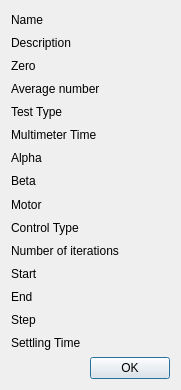
This is measurementdetails.ui in froque/AeroIST as Qt 5 draws it before an edit. The edited form follows.
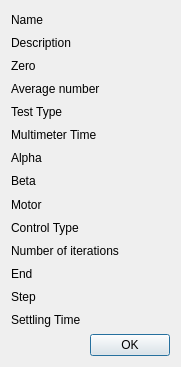
This is the edited form.

Commit message: removed measurements start variable. use the start_hash variable and control this implies some changes to measurements UI's and xml schema

Diff of the .ui file:
```diff
--- a/measurementdetails.ui
+++ b/measurementdetails.ui
@@ -7,7 +7,7 @@
     <x>0</x>
     <y>0</y>
     <width>181</width>
-    <height>390</height>
+    <height>367</height>
    </rect>
   </property>
   <property name="windowTitle">
@@ -28,7 +28,7 @@
      </property>
     </widget>
    </item>
-   <item row="16" column="0" colspan="3">
+   <item row="15" column="0" colspan="3">
     <widget class="QDialogButtonBox" name="buttonBox">
      <property name="orientation">
       <enum>Qt::Horizontal</enum>
@@ -81,20 +81,13 @@
     </widget>
    </item>
    <item row="11" column="0">
-    <widget class="QLabel" name="labelViewStart">
-     <property name="text">
-      <string>Start</string>
-     </property>
-    </widget>
-   </item>
-   <item row="12" column="0">
     <widget class="QLabel" name="labelViewEnd">
      <property name="text">
       <string>End</string>
      </property>
     </widget>
    </item>
-   <item row="13" column="0">
+   <item row="12" column="0">
     <widget class="QLabel" name="labelViewStep">
      <property name="text">
       <string>Step</string>
@@ -102,34 +95,27 @@
     </widget>
    </item>
    <item row="11" column="1">
-    <widget class="QLabel" name="labelStart">
-     <property name="text">
-      <string/>
-     </property>
-    </widget>
-   </item>
-   <item row="12" column="1">
     <widget class="QLabel" name="labelEnd">
      <property name="text">
       <string/>
      </property>
     </widget>
    </item>
-   <item row="13" column="1">
+   <item row="12" column="1">
     <widget class="QLabel" name="labelStep">
      <property name="text">
       <string/>
      </property>
     </widget>
    </item>
-   <item row="14" column="0">
+   <item row="13" column="0">
     <widget class="QLabel" name="labelViewSettling">
      <property name="text">
       <string>Settling Time</string>
      </property>
     </widget>
    </item>
-   <item row="14" column="1">
+   <item row="13" column="1">
     <widget class="QLabel" name="labelSettling">
      <property name="text">
       <string/>
```
The commit also changes 8 other files.
